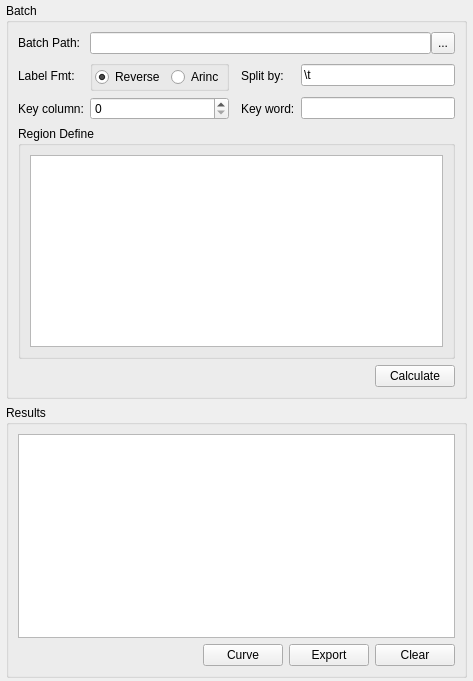
First picture: the form in src/gui/a4292valuebatch.ui, repository sslnjz/a429parser, before the edit.
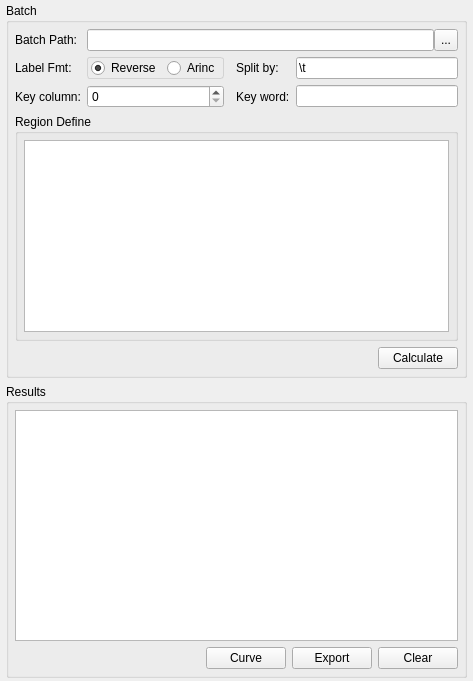
Second picture: the form after the edit. Custom widgets are drawn as their Qt base class.

Patch:
```diff
--- a/src/gui/a4292valuebatch.ui
+++ b/src/gui/a4292valuebatch.ui
@@ -38,6 +38,18 @@
       <string>Batch</string>
      </property>
      <layout class="QGridLayout" name="gridLayout_3">
+      <property name="leftMargin">
+       <number>6</number>
+      </property>
+      <property name="topMargin">
+       <number>6</number>
+      </property>
+      <property name="rightMargin">
+       <number>6</number>
+      </property>
+      <property name="bottomMargin">
+       <number>6</number>
+      </property>
       <item row="2" column="3">
        <widget class="QLabel" name="label_5">
         <property name="text">
@@ -69,59 +81,6 @@
         </item>
        </layout>
       </item>
-      <item row="1" column="1">
-       <widget class="QGroupBox" name="groupBoxBatchFmt">
-        <property name="title">
-         <string/>
-        </property>
-        <property name="alignment">
-         <set>Qt::AlignJustify|Qt::AlignVCenter</set>
-        </property>
-        <layout class="QGridLayout" name="gridLayout">
-         <property name="leftMargin">
-          <number>2</number>
-         </property>
-         <property name="topMargin">
-          <number>0</number>
-         </property>
-         <property name="rightMargin">
-          <number>2</number>
-         </property>
-         <property name="bottomMargin">
-          <number>0</number>
-         </property>
-         <item row="0" column="1">
-          <widget class="QRadioButton" name="radioButtonBatchArinc">
-           <property name="sizePolicy">
-            <sizepolicy hsizetype="Minimum" vsizetype="Fixed">
-             <horstretch>0</horstretch>
-             <verstretch>0</verstretch>
-            </sizepolicy>
-           </property>
-           <property name="layoutDirection">
-            <enum>Qt::LeftToRight</enum>
-           </property>
-           <property name="autoFillBackground">
-            <bool>false</bool>
-           </property>
-           <property name="text">
-            <string>Arinc</string>
-           </property>
-          </widget>
-         </item>
-         <item row="0" column="0">
-          <widget class="QRadioButton" name="radioButtonBatchReverse">
-           <property name="text">
-            <string>Reverse</string>
-           </property>
-           <property name="checked">
-            <bool>true</bool>
-           </property>
-          </widget>
-         </item>
-        </layout>
-       </widget>
-      </item>
       <item row="2" column="4">
        <widget class="QLineEdit" name="lineEditBatchKeyWord"/>
       </item>
@@ -138,6 +97,18 @@
          <string>Region Define</string>
         </property>
         <layout class="QGridLayout" name="gridLayout_2">
+         <property name="leftMargin">
+          <number>6</number>
+         </property>
+         <property name="topMargin">
+          <number>6</number>
+         </property>
+         <property name="rightMargin">
+          <number>6</number>
+         </property>
+         <property name="bottomMargin">
+          <number>6</number>
+         </property>
          <item row="0" column="0">
           <widget class="A429BitsView" name="tableViewBatchRegion">
            <property name="sizePolicy">
@@ -220,6 +191,56 @@
       <item row="2" column="1">
        <widget class="QSpinBox" name="spinBoxBatchKeyColumn"/>
       </item>
+      <item row="1" column="1">
+       <widget class="QFrame" name="frameBatchFmt">
+        <property name="styleSheet">
+         <string notr="true">QFrame{ border: 1px solid lightgray; border-radius: 3px;}</string>
+        </property>
+        <layout class="QGridLayout" name="gridLayout">
+         <property name="leftMargin">
+          <number>3</number>
+         </property>
+         <property name="topMargin">
+          <number>0</number>
+         </property>
+         <property name="rightMargin">
+          <number>3</number>
+         </property>
+         <property name="bottomMargin">
+          <number>0</number>
+         </property>
+         <item row="0" column="1">
+          <widget class="QRadioButton" name="radioButtonBatchArinc">
+           <property name="sizePolicy">
+            <sizepolicy hsizetype="Minimum" vsizetype="Fixed">
+             <horstretch>0</horstretch>
+             <verstretch>0</verstretch>
+            </sizepolicy>
+           </property>
+           <property name="layoutDirection">
+            <enum>Qt::LeftToRight</enum>
+           </property>
+           <property name="autoFillBackground">
+            <bool>false</bool>
+           </property>
+           <property name="text">
+            <string>Arinc</string>
+           </property>
+          </widget>
+         </item>
+         <item row="0" column="0">
+          <widget class="QRadioButton" name="radioButtonBatchReverse">
+           <property name="text">
+            <string>Reverse</string>
+           </property>
+           <property name="checked">
+            <bool>true</bool>
+           </property>
+          </widget>
+         </item>
+        </layout>
+       </widget>
+      </item>
      </layout>
     </widget>
    </item>
@@ -235,8 +256,33 @@
       <string>Results</string>
      </property>
      <layout class="QGridLayout" name="gridLayout_4">
+      <property name="leftMargin">
+       <number>6</number>
+      </property>
+      <property name="topMargin">
+       <number>6</number>
+      </property>
+      <property name="rightMargin">
+       <number>6</number>
+      </property>
+      <property name="bottomMargin">
+       <number>6</number>
+      </property>
       <item row="0" column="0" colspan="4">
-       <widget class="QTableView" name="tableViewBatchResults"/>
+       <widget class="A429BitsParseView" name="tableViewBatchResults">
+        <attribute name="horizontalHeaderDefaultSectionSize">
+         <number>50</number>
+        </attribute>
+        <attribute name="horizontalHeaderStretchLastSection">
+         <bool>true</bool>
+        </attribute>
+        <attribute name="verticalHeaderMinimumSectionSize">
+         <number>23</number>
+        </attribute>
+        <attribute name="verticalHeaderDefaultSectionSize">
+         <number>23</number>
+        </attribute>
+       </widget>
       </item>
       <item row="1" column="0">
        <spacer name="horizontalSpacer_2">
@@ -283,6 +329,11 @@
    <extends>QTableView</extends>
    <header location="global">view/a429bitsview.h</header>
   </customwidget>
+  <customwidget>
+   <class>A429BitsParseView</class>
+   <extends>QTableView</extends>
+   <header location="global">view/a429bitsparseview.h</header>
+  </customwidget>
  </customwidgets>
  <resources/>
  <connections/>
```
